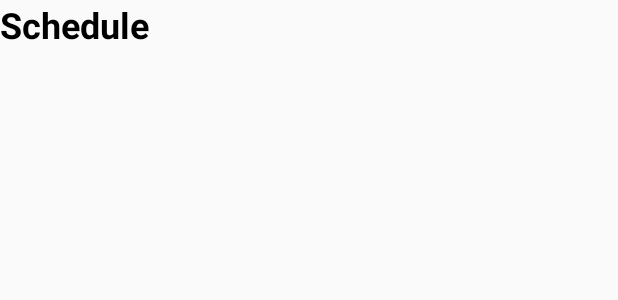
After one commit to NourAhmedM/Zero_One, an Android app: the layout fragment_schedule.xml on its own in the app's theme, with its tools: preview values and no code run, on a phone screen of 412 x 824 dp. The commit adds this screen. Shown: the top 300 px of the screen. Run offline under Robolectric (Android 15) with nearby library versions, the phone set to English and light mode, and no system bars.

Commit message:
start fragments

```diff
--- a/app/build.gradle
+++ b/app/build.gradle
@@ -9,7 +9,7 @@ android {
         versionCode 1
         versionName "1.0"
         testInstrumentationRunner "android.support.test.runner.AndroidJUnitRunner"
-        vectorDrawables.useSupportLibrary= true
+        vectorDrawables.useSupportLibrary = true
     }
     buildTypes {
         release {
@@ -31,6 +31,7 @@ dependencies {
     implementation 'com.android.support:design:26.1.0'
     implementation 'com.android.support.constraint:constraint-layout:1.1.3'
     implementation 'com.android.support:support-vector-drawable:26.1.0'
+    implementation 'com.android.support:support-v4:26.1.0'
     testImplementation 'junit:junit:4.12'
     androidTestImplementation 'com.android.support.test:runner:1.0.2'
     androidTestImplementation 'com.android.support.test.espresso:espresso-core:3.0.2'
--- /dev/null
+++ b/app/src/main/res/layout/fragment_schedule.xml
@@ -0,0 +1,16 @@
+<FrameLayout xmlns:android="http://schemas.android.com/apk/res/android"
+    xmlns:tools="http://schemas.android.com/tools"
+    android:layout_width="match_parent"
+    android:layout_height="match_parent"
+    tools:context="com.example.android.secrethands.fragments.Schedule">
+
+    <!-- TODO: Update blank fragment layout -->
+    <TextView
+        android:layout_width="match_parent"
+        android:layout_height="match_parent"
+        android:textSize="24sp"
+        android:textStyle="bold"
+        android:textColor="@android:color/black"
+        android:text="Schedule" />
+
+</FrameLayout>
--- a/app/src/main/res/values/strings.xml
+++ b/app/src/main/res/values/strings.xml
@@ -3,4 +3,7 @@
     <string name="title_home">Home</string>
     <string name="title_dashboard">Dashboard</string>
     <string name="title_notifications">Notifications</string>
+
+    <!-- TODO: Remove or change this placeholder text -->
+    <string name="hello_blank_fragment">Hello blank fragment</string>
 </resources>
```
Also changed, not shown: app/src/main/java/com/example/android/secrethands/MainActivity.java (+13 -0 lines), app/src/main/java/com/example/android/secrethands/fragments/HomePatient.java (added, +30 -0 lines), app/src/main/java/com/example/android/secrethands/fragments/ProfilePatient.java (added, +30 -0 lines), app/src/main/java/com/example/android/secrethands/fragments/Schedule.java (added, +30 -0 lines), app/src/main/res/layout/fragment_home_patient.xml (added, +16 -0 lines), app/src/main/res/layout/fragment_profile_patient.xml (added, +16 -0 lines).
